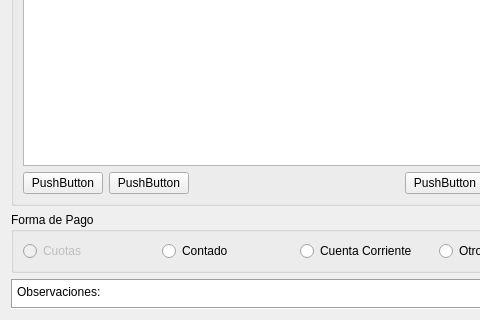
This is trunk/plugins/ventas/FormAgregarVentaBase.ui in chungote/gestotux as Qt 5 draws it before an edit; both pictures show x 0 to 480 and y 247 to 567 of the 594 by 567 pixel window. The edited form follows.
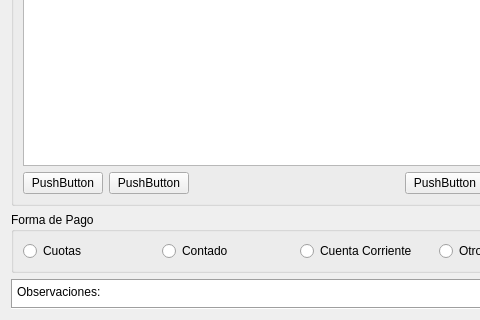
This is the edited form. Custom widgets are drawn as their Qt base class.

```diff
--- a/trunk/plugins/ventas/FormAgregarVentaBase.ui
+++ b/trunk/plugins/ventas/FormAgregarVentaBase.ui
@@ -211,7 +211,7 @@
       <item>
        <widget class="QRadioButton" name="RBCuotas">
         <property name="enabled">
-         <bool>false</bool>
+         <bool>true</bool>
         </property>
         <property name="text">
          <string>Cuotas</string>
```
